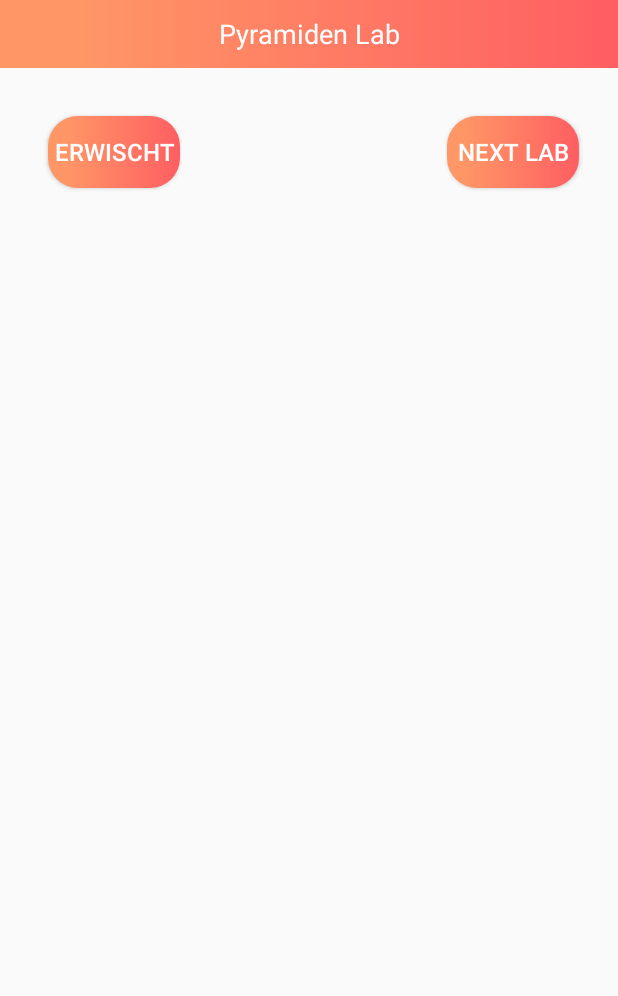
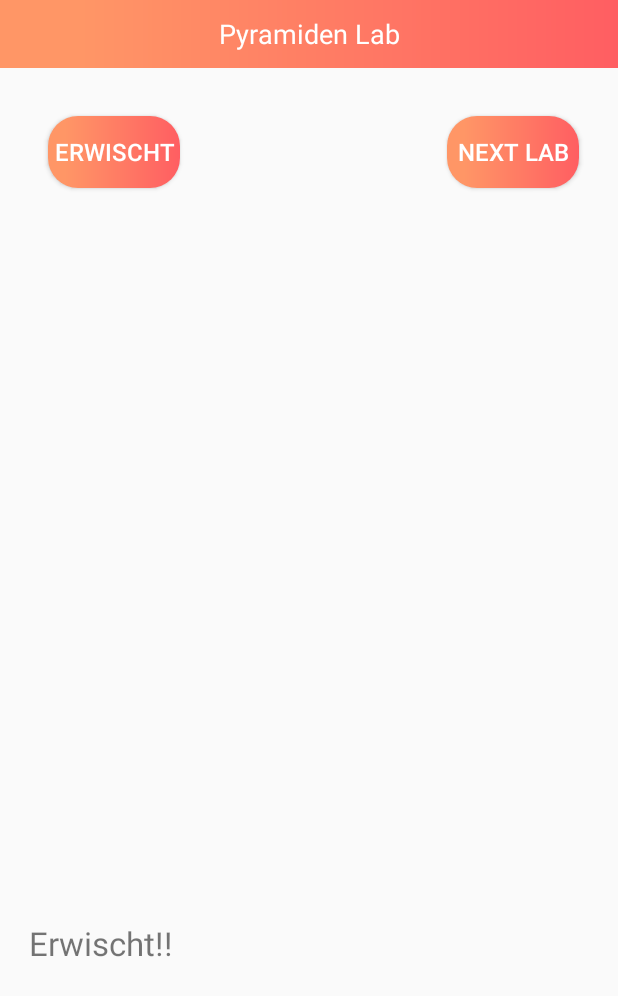
Before and after one commit to SE2-Busfahrer-SS20/SE2-Busfahrer-SS20, an Android app: the PLapActivity screen opened directly, with no data from a screen before it, after a tap on "ERWISCHT", on a phone screen of 412 x 824 dp. Shown: the top 996 px of the screen. Run offline under Robolectric (Android 15) with nearby library versions, the phone set to English and light mode, and no system bars; libraries missing offline, so code that uses them is left out: com.esotericsoftware.kryonet, com.esotericsoftware.minlog; 6 statements that could not run were skipped.

Commit message:
Added a testFunction for the OnClick Method of button btCought --> works.

```diff
--- a/app/src/main/java/at/aau/busfahrer/presentation/PLapActivity.java
+++ b/app/src/main/java/at/aau/busfahrer/presentation/PLapActivity.java
@@ -89,7 +89,7 @@ public class PLapActivity extends AppCompatActivity {
 
     }
     public void onClick_btCought(View view) {
-
+        tV_cought.setVisibility(View.VISIBLE);
     }
 
 
```
